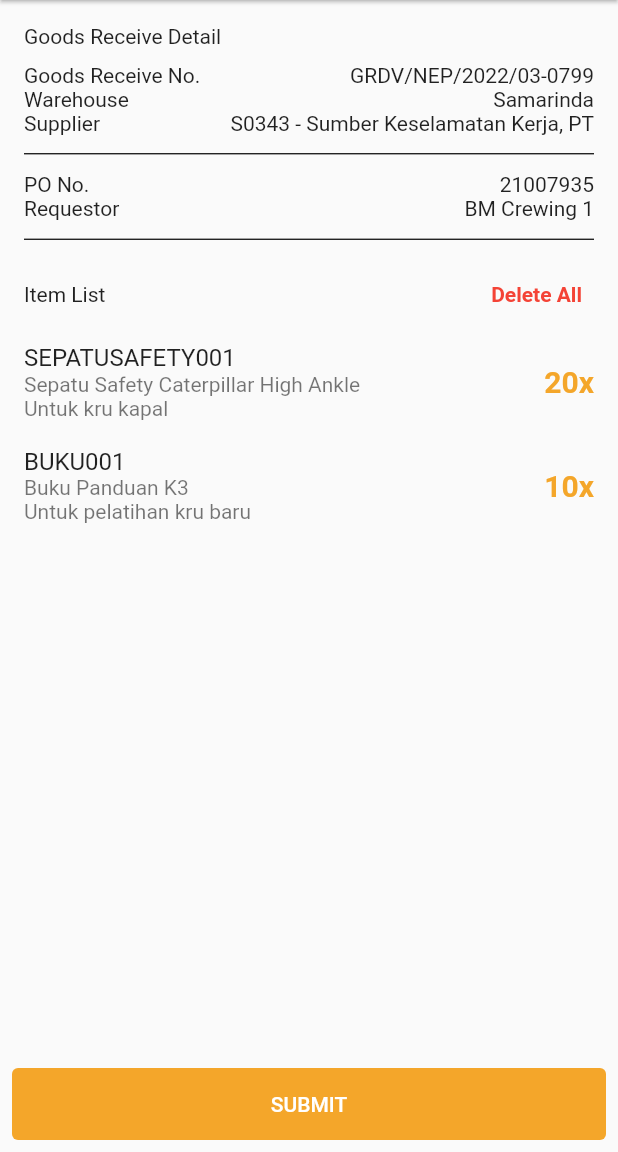
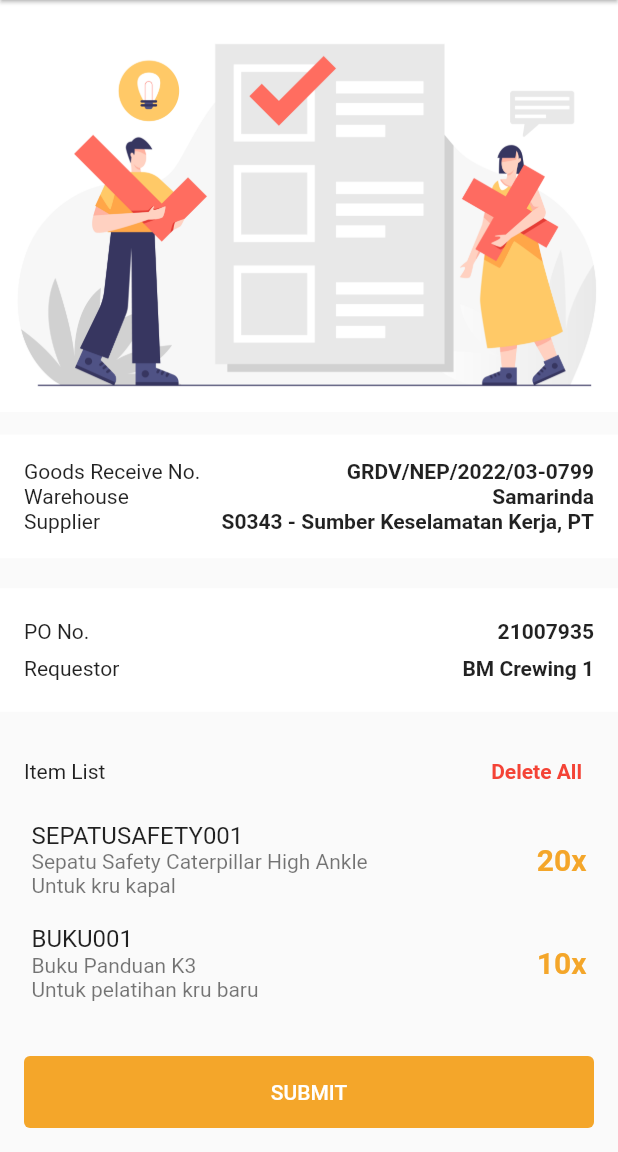
Before and after one commit to daydream410/v2rp, a Flutter app: the GoodsReceive2 screen opened directly, after a tap on "Load Data", after a tap on "SAVE DATA", on a phone screen of 412 x 824 dp, the part 84-1236 px from its top. Run offline on Flutter 3.47's test engine with Material 2 defaults, Android fonts, the phone set to English and light mode, and no system bars; drawn by our look-alikes of flutter_slidable; our stand-ins replace animated_splash_screen, cached_network_image, curved_navigation_bar, get, hexcolor, image_picker and 3 more; missing offline and left inert: mobile_scanner; accounts and stored records are empty; network calls fail.

Commit message:
update gr ui ux

```diff
--- a/lib/BE/controller.dart
+++ b/lib/BE/controller.dart
@@ -24,4 +24,8 @@ class TextControllers extends GetxController {
       TextEditingController().obs;
   Rx<TextEditingController> muWarehouseController = TextEditingController().obs;
   Rx<TextEditingController> muSppbjController = TextEditingController().obs;
+  Rx<TextEditingController> grController = TextEditingController().obs;
+  Rx<TextEditingController> grSupController = TextEditingController().obs;
+  Rx<TextEditingController> grWhController = TextEditingController().obs;
+  Rx<TextEditingController> grPoController = TextEditingController().obs;
 }
--- a/lib/FE/GR/goods_receive2.dart
+++ b/lib/FE/GR/goods_receive2.dart
@@ -10,6 +10,8 @@ import 'package:v2rp1/FE/GR/allocation_gr.dart';
 import 'package:v2rp1/FE/GR/goods_receive.dart';
 import 'package:v2rp1/FE/GR/goods_receive3.dart';
 
+import '../../BE/controller.dart';
+
 class GoodsReceive2 extends StatefulWidget {
   const GoodsReceive2({Key? key}) : super(key: key);
 
@@ -19,9 +21,8 @@ class GoodsReceive2 extends StatefulWidget {
 
 class _GoodsReceive2State extends State<GoodsReceive2> {
   bool isVisible = false;
-  final controllerSupplier = TextEditingController();
-  final controllerWh = TextEditingController();
-  final controllerPo = TextEditingController();
+
+  static TextControllers textControllers = Get.put(TextControllers());
 
   @override
   Widget build(BuildContext context) {
@@ -30,7 +31,7 @@ class _GoodsReceive2State extends State<GoodsReceive2> {
         showDialog(
           context: context,
           builder: (context) => AlertDialog(
-            title: const Text('Are u sure?'),
+            title: const Text('Are You sure?'),
             content: const Text('Do you want to exit the App?'),
             actions: [
               TextButton(
@@ -56,10 +57,6 @@ class _GoodsReceive2State extends State<GoodsReceive2> {
           leading: IconButton(
             icon: const Icon(Icons.arrow_back),
             onPressed: () {
-              // Navigator.push(
-              //   context,
-              //   MaterialPageRoute(builder: (context) => const GoodsReceive()),
-              // );
               Get.to(GoodsReceive());
             },
           ),
@@ -72,34 +69,37 @@ class _GoodsReceive2State extends State<GoodsReceive2> {
                 crossAxisAlignment: CrossAxisAlignment.stretch,
                 children: [
                   TextField(
-                    controller: controllerSupplier,
+                    controller: textControllers.grSupController.value,
+                    onSubmitted: (value) {},
                     decoration: InputDecoration(
                       prefixIcon: const Icon(Icons.assignment_ind),
                       hintText: 'Supplier',
                       border: OutlineInputBorder(
-                          borderRadius: BorderRadius.circular(15),
+                          borderRadius: BorderRadius.circular(5),
                           borderSide: const BorderSide(color: Colors.black)),
                     ),
                   ),
                   const SizedBox(height: 10.0),
                   TextField(
-                    controller: controllerWh,
+                    controller: textControllers.grWhController.value,
+                    onSubmitted: (value) {},
                     decoration: InputDecoration(
                       prefixIcon: const Icon(Icons.warehouse),
                       hintText: 'Warehouse',
                       border: OutlineInputBorder(
-                          borderRadius: BorderRadius.circular(15),
+                          borderRadius: BorderRadius.circular(5),
                           borderSide: const BorderSide(color: Colors.black)),
                     ),
                   ),
                   const SizedBox(height: 10.0),
                   TextField(
-                    controller: controllerPo,
+                    controller: textControllers.grPoController.value,
+                    onSubmitted: (value) {},
                     decoration: InputDecoration(
                       prefixIcon: const Icon(Icons.article),
                       hintText: 'Purchase Order No.',
                       border: OutlineInputBorder(
-                          borderRadius: BorderRadius.circular(15),
+                          borderRadius: BorderRadius.circular(5),
                           borderSide: const BorderSide(color: Colors.black)),
                     ),
                   ),
--- a/lib/FE/GR/goods_receive3.dart
+++ b/lib/FE/GR/goods_receive3.dart
@@ -20,7 +20,7 @@ class GoodsReceive3 extends StatelessWidget {
         showDialog(
           context: context,
           builder: (context) => AlertDialog(
-            title: const Text('Are u sure?'),
+            title: const Text('Are You sure?'),
             content: const Text('Do you want to exit the App?'),
             actions: [
               TextButton(
@@ -56,60 +56,100 @@ class GoodsReceive3 extends StatelessWidget {
         ),
         body: SafeArea(
           child: SingleChildScrollView(
+            child: Column(
+              children: [
+                const Image(
+                  image: AssetImage('images/vb_conf.jpg'),
+                ),
+                const SizedBox(
+                  height: 15.0,
+                ),
+                Column(
+                  crossAxisAlignment: CrossAxisAlignment.start,
+                  children: [
+                    Container(
+                      width: MediaQuery.of(context).size.width * 1,
+                      height: MediaQuery.of(context).size.height * 0.1,
+                      color: Colors.white,
                       child: Padding(
                         padding: const EdgeInsets.all(16.0),
                         child: Column(
+                          mainAxisAlignment: MainAxisAlignment.spaceAround,
                           children: [
-                  Column(
-                    crossAxisAlignment: CrossAxisAlignment.start,
-                    children: [
-                      const Text('Goods Receive Detail'),
-                      const SizedBox(height: 10.0),
                             Row(
                               mainAxisAlignment: MainAxisAlignment.spaceBetween,
                               children: const [
                                 Text('Goods Receive No.'),
-                          Text('GRDV/NEP/2022/03-0799'),
+                                Text(
+                                  'GRDV/NEP/2022/03-0799',
+                                  style: TextStyle(fontWeight: FontWeight.bold),
+                                ),
                               ],
                             ),
                             Row(
                               mainAxisAlignment: MainAxisAlignment.spaceBetween,
                               children: const [
                                 Text('Warehouse'),
-                          Text('Samarinda'),
+                                Text(
+                                  'Samarinda',
+                                  style: TextStyle(fontWeight: FontWeight.bold),
+                                ),
                               ],
                             ),
                             Row(
                               mainAxisAlignment: MainAxisAlignment.spaceBetween,
                               children: const [
                                 Text('Supplier'),
-                          Text('S0343 - Sumber Keselamatan Kerja, PT'),
+                                Text(
+                                  'S0343 - Sumber Keselamatan Kerja, PT',
+                                  style: TextStyle(fontWeight: FontWeight.bold),
+                                ),
                               ],
                             ),
-                      const Divider(
-                        color: Colors.black,
-                        thickness: 0.8,
-                        height: 25,
+                          ],
                         ),
+                      ),
+                    ),
+                    SizedBox(
+                      height: 20,
+                    ),
+                    Container(
+                      width: MediaQuery.of(context).size.width * 1,
+                      height: MediaQuery.of(context).size.height * 0.1,
+                      color: Colors.white,
+                      child: Padding(
+                        padding: const EdgeInsets.all(16.0),
+                        child: Column(
+                          mainAxisAlignment: MainAxisAlignment.spaceAround,
+                          children: [
                             Row(
                               mainAxisAlignment: MainAxisAlignment.spaceBetween,
                               children: const [
                                 Text('PO No.'),
-                          Text('21007935'),
+                                Text(
+                                  '21007935',
+                                  style: TextStyle(fontWeight: FontWeight.bold),
+                                ),
                               ],
                             ),
                             Row(
                               mainAxisAlignment: MainAxisAlignment.spaceBetween,
                               children: const [
                                 Text('Requestor'),
-                          Text('BM Crewing 1'),
+                                Text(
+                                  'BM Crewing 1',
+                                  style: TextStyle(fontWeight: FontWeight.bold),
+                                ),
                               ],
                             ),
-                      const Divider(
-                        color: Colors.black,
-                        thickness: 0.8,
-                        height: 25,
+                          ],
                         ),
+                      ),
+                    ),
+                    Padding(
+                      padding: const EdgeInsets.all(16.0),
+                      child: Column(
+                        children: [
                           Row(
                             mainAxisAlignment: MainAxisAlignment.spaceBetween,
                             children: [
@@ -143,8 +183,8 @@ class GoodsReceive3 extends StatelessWidget {
                               ],
                             ),
                             child: ListTile(
-                          contentPadding:
-                              const EdgeInsets.symmetric(vertical: 5.0),
+                              contentPadding: const EdgeInsets.symmetric(
+                                  vertical: 5.0, horizontal: 5.0),
                               title: const Text('SEPATUSAFETY001'),
                               subtitle: Column(
                                 crossAxisAlignment: CrossAxisAlignment.start,
@@ -182,8 +222,8 @@ class GoodsReceive3 extends StatelessWidget {
                               ],
                             ),
                             child: ListTile(
-                          contentPadding:
-                              const EdgeInsets.symmetric(vertical: 5.0),
+                              contentPadding: const EdgeInsets.symmetric(
+                                  vertical: 5.0, horizontal: 5.0),
                               title: const Text('BUKU001'),
                               subtitle: Column(
                                 crossAxisAlignment: CrossAxisAlignment.start,
@@ -205,13 +245,15 @@ class GoodsReceive3 extends StatelessWidget {
                           ),
                         ],
                       ),
+                    ),
+                  ],
+                ),
               ],
             ),
           ),
         ),
-        ),
         bottomNavigationBar: Padding(
-          padding: const EdgeInsets.all(8.0),
+          padding: const EdgeInsets.all(16.0),
           child: TextButton(
             child: const Padding(
               padding: EdgeInsets.all(8.0),
@@ -222,7 +264,7 @@ class GoodsReceive3 extends StatelessWidget {
                   context: context,
                   builder: (BuildContext context) {
                     return CustomDialogBoxGR(
-                      title: "SUBMIT DATA SUCCESFUL",
+                      title: "SUCCESSFUL DATA SUBMIT",
                       descriptions: "Goods Received No.GRDV/NEP/2022/03-0799",
                       text: "Home",
                       home: "OK",
```
Also changed, not shown: lib/FE/GR/goods_receive.dart (+37 -34 lines). Lines whose indentation alone changed are shown as unchanged.
